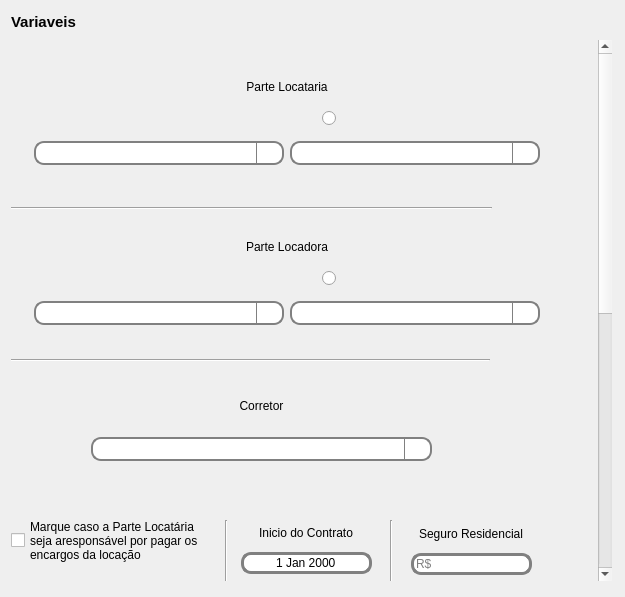
First picture: the form in front/ui/pages/locacao/locacao.ui, repository tiagodsg1/gerador_contratos, before the edit.
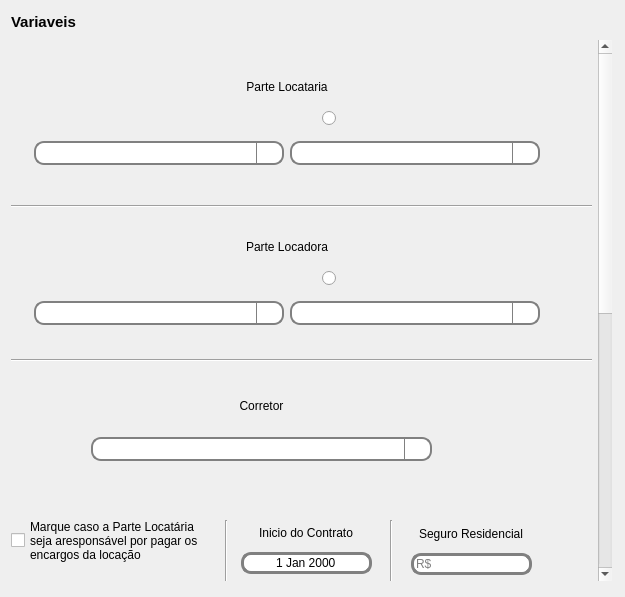
Second picture: the form after the edit. Icons and pictures are not drawn.

Diff of the .ui file:
```diff
--- a/front/ui/pages/locacao/locacao.ui
+++ b/front/ui/pages/locacao/locacao.ui
@@ -121,7 +121,7 @@
     <property name="geometry">
      <rect>
       <x>0</x>
-      <y>-525</y>
+      <y>-225</y>
       <width>580</width>
       <height>1071</height>
      </rect>
@@ -162,9 +162,9 @@
      <widget class="Line" name="line_6">
       <property name="geometry">
        <rect>
-        <x>-2</x>
+        <x>-22</x>
         <y>290</y>
-        <width>481</width>
+        <width>661</width>
         <height>20</height>
        </rect>
       </property>
@@ -373,10 +373,10 @@
      <widget class="Line" name="line_7">
       <property name="geometry">
        <rect>
-        <x>0</x>
-        <y>140</y>
-        <width>481</width>
-        <height>16</height>
+        <x>-20</x>
+        <y>136</y>
+        <width>641</width>
+        <height>20</height>
        </rect>
       </property>
       <property name="orientation">
```
Left out of the diff: 56 changed lines with no effect on the pictures.
